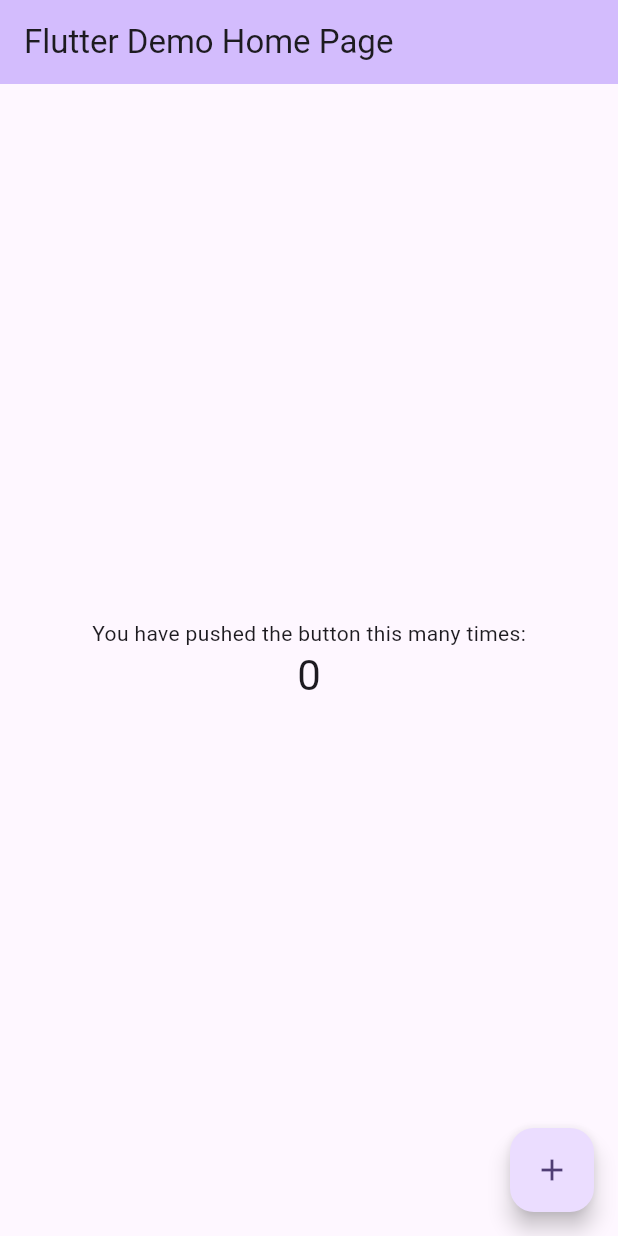
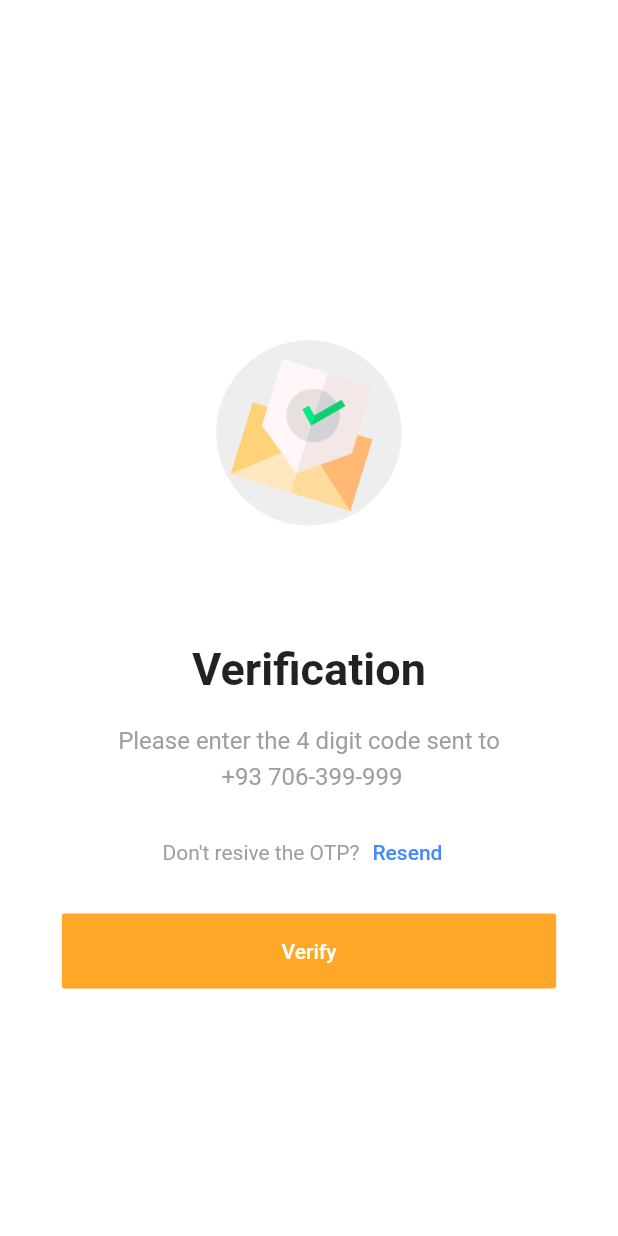
Before and after one commit to RavinduJP/OTP_Screen, a Flutter app: the screen it shows after launch, on a phone screen of 412 x 824 dp. Run offline on Flutter 3.47's test engine with Material 2 defaults, Android fonts, the phone set to English and light mode, and no system bars.

Commit message:
create varify button and verify page

```diff
--- a/lib/main.dart
+++ b/lib/main.dart
@@ -1,4 +1,5 @@
 import 'package:flutter/material.dart';
+import 'package:otp_screen/pages/otp_screen.dart';
 
 void main() {
   runApp(const MyApp());
@@ -7,119 +8,13 @@ void main() {
 class MyApp extends StatelessWidget {
   const MyApp({super.key});
 
-  // This widget is the root of your application.
   @override
   Widget build(BuildContext context) {
     return MaterialApp(
       title: 'Flutter Demo',
-      theme: ThemeData(
-        // This is the theme of your application.
-        //
-        // TRY THIS: Try running your application with "flutter run". You'll see
-        // the application has a blue toolbar. Then, without quitting the app,
-        // try changing the seedColor in the colorScheme below to Colors.green
-        // and then invoke "hot reload" (save your changes or press the "hot
-        // reload" button in a Flutter-supported IDE, or press "r" if you used
-        // the command line to start the app).
-        //
-        // Notice that the counter didn't reset back to zero; the application
-        // state is not lost during the reload. To reset the state, use hot
-        // restart instead.
-        //
-        // This works for code too, not just values: Most code changes can be
-        // tested with just a hot reload.
-        colorScheme: ColorScheme.fromSeed(seedColor: Colors.deepPurple),
-        useMaterial3: true,
-      ),
-      home: const MyHomePage(title: 'Flutter Demo Home Page'),
+      theme: ThemeData(),
+      debugShowCheckedModeBanner: false,
+      home: const OtpScreen(),
     );
   }
 }
-
-class MyHomePage extends StatefulWidget {
-  const MyHomePage({super.key, required this.title});
-
-  // This widget is the home page of your application. It is stateful, meaning
-  // that it has a State object (defined below) that contains fields that affect
-  // how it looks.
-
-  // This class is the configuration for the state. It holds the values (in this
-  // case the title) provided by the parent (in this case the App widget) and
-  // used by the build method of the State. Fields in a Widget subclass are
-  // always marked "final".
-
-  final String title;
-
-  @override
-  State<MyHomePage> createState() => _MyHomePageState();
-}
-
-class _MyHomePageState extends State<MyHomePage> {
-  int _counter = 0;
-
-  void _incrementCounter() {
-    setState(() {
-      // This call to setState tells the Flutter framework that something has
-      // changed in this State, which causes it to rerun the build method below
-      // so that the display can reflect the updated values. If we changed
-      // _counter without calling setState(), then the build method would not be
-      // called again, and so nothing would appear to happen.
-      _counter++;
-    });
-  }
-
-  @override
-  Widget build(BuildContext context) {
-    // This method is rerun every time setState is called, for instance as done
-    // by the _incrementCounter method above.
-    //
-    // The Flutter framework has been optimized to make rerunning build methods
-    // fast, so that you can just rebuild anything that needs updating rather
-    // than having to individually change instances of widgets.
-    return Scaffold(
-      appBar: AppBar(
-        // TRY THIS: Try changing the color here to a specific color (to
-        // Colors.amber, perhaps?) and trigger a hot reload to see the AppBar
-        // change color while the other colors stay the same.
-        backgroundColor: Theme.of(context).colorScheme.inversePrimary,
-        // Here we take the value from the MyHomePage object that was created by
-        // the App.build method, and use it to set our appbar title.
-        title: Text(widget.title),
-      ),
-      body: Center(
-        // Center is a layout widget. It takes a single child and positions it
-        // in the middle of the parent.
-        child: Column(
-          // Column is also a layout widget. It takes a list of children and
-          // arranges them vertically. By default, it sizes itself to fit its
-          // children horizontally, and tries to be as tall as its parent.
-          //
-          // Column has various properties to control how it sizes itself and
-          // how it positions its children. Here we use mainAxisAlignment to
-          // center the children vertically; the main axis here is the vertical
-          // axis because Columns are vertical (the cross axis would be
-          // horizontal).
-          //
-          // TRY THIS: Invoke "debug painting" (choose the "Toggle Debug Paint"
-          // action in the IDE, or press "p" in the console), to see the
-          // wireframe for each widget.
-          mainAxisAlignment: MainAxisAlignment.center,
-          children: <Widget>[
-            const Text(
-              'You have pushed the button this many times:',
-            ),
-            Text(
-              '$_counter',
-              style: Theme.of(context).textTheme.headlineMedium,
-            ),
-          ],
-        ),
-      ),
-      floatingActionButton: FloatingActionButton(
-        onPressed: _incrementCounter,
-        tooltip: 'Increment',
-        child: const Icon(Icons.add),
-      ), // This trailing comma makes auto-formatting nicer for build methods.
-    );
-  }
-}
--- /dev/null
+++ b/lib/pages/otp_screen.dart
@@ -0,0 +1,209 @@
+import 'dart:async';
+
+import 'package:flutter/material.dart';
+
+class OtpScreen extends StatefulWidget {
+  const OtpScreen({super.key});
+
+  @override
+  State<OtpScreen> createState() => _OtpScreenState();
+}
+
+class _OtpScreenState extends State<OtpScreen> {
+
+  bool _isResendAgain = false;
+  bool _isVerified = false;
+  bool _isLoading = false;
+
+  String _code = '';
+
+  late Timer _timer;
+  int _start = 60;
+  int _currentIndex = 0;
+
+  void resend() {
+    setState(() {
+      _isResendAgain = true;
+    });
+
+    const oneSec = Duration(seconds: 1);
+    _timer = new Timer.periodic(oneSec, (timer) {
+      setState(() {
+        if (_start == 0) {
+          _start = 60;
+          _isResendAgain = false;
+          timer.cancel();
+        } else {
+          _start--;
+        }
+      });
+    });
+  }
+
+  verify() {
+    setState(() {
+      _isLoading = true;
+    });
+
+    const oneSec = Duration(milliseconds: 2000);
+    _timer = new Timer.periodic(oneSec, (timer) {
+      setState(() {
+        _isLoading = false;
+        _isVerified = true;
+      });
+    });
+  }
+
+  @override
+  void initState() {
+    Timer.periodic(Duration(seconds: 5), (timer) {
+      setState(() {
+        _currentIndex++;
+
+        if (_currentIndex == 3) _currentIndex = 0;
+      });
+    });
+
+    super.initState();
+  }
+
+
+  @override
+  Widget build(BuildContext context) {
+    double width = MediaQuery.of(context).size.width;
+    double height = MediaQuery.of(context).size.height;
+    return Scaffold(
+      backgroundColor: Colors.white,
+      body: SingleChildScrollView(
+        child: Container(
+          padding: const EdgeInsets.symmetric(horizontal: 20.0),
+          height: MediaQuery.of(context).size.height,
+          width: double.infinity,
+          child: Column(
+            mainAxisAlignment: MainAxisAlignment.center,
+            crossAxisAlignment: CrossAxisAlignment.center,
+            children: [
+              Container(
+                width: width * 0.3,
+                height: height * 0.3,
+                padding: const EdgeInsets.all(20.0),
+                decoration: BoxDecoration(
+                  shape: BoxShape.circle,
+                  color: Colors.grey.shade200,
+                ),
+                child: Transform.rotate(
+                  angle: 38,
+                  child: const Image(
+                    image: AssetImage('assets/email.png'),
+                  ),
+                ),
+              ),
+              SizedBox(
+                height: height * 0.02,
+              ),
+
+              // duration: const Duration(milliseconds: 500),
+              const Text(
+                "Verification",
+                style: TextStyle(fontSize: 30, fontWeight: FontWeight.bold),
+              ),
+              SizedBox(
+                height: height * 0.02,
+              ),
+
+              // delay: const Duration(milliseconds: 500),
+              // duration: const Duration(milliseconds: 500),
+              Text(
+                "Please enter the 4 digit code sent to \n +93 706-399-999",
+                textAlign: TextAlign.center,
+                style: TextStyle(
+                    fontSize: 16, color: Colors.grey.shade500, height: 1.5),
+              ),
+              SizedBox(
+                height: height * 0.02,
+              ),
+              //    FadeInDown(
+              //     delay: Duration(milliseconds: 600),
+              //     duration: Duration(milliseconds: 500),
+              //      VerificationCode(
+              //       length: 4,
+              //       textStyle: TextStyle(fontSize: 20, color: Colors.black),
+              //       underlineColor: Colors.black,
+              //       keyboardType: TextInputType.number,
+              //       underlineUnfocusedColor: Colors.black,
+              //       onCompleted: (value) {
+              //         setState(() {
+              //           _code = value;
+              //         });
+              //       },
+              //       onEditing: (value) {},
+              //     ),
+
+              // SizedBox(height: height*0.02,),
+              // FadeInDown(
+              //   delay: Duration(milliseconds: 700),
+              //   duration: Duration(milliseconds: 500),
+              Row(
+                mainAxisAlignment: MainAxisAlignment.center,
+                children: [
+                  Text(
+                    "Don't resive the OTP?",
+                    style: TextStyle(fontSize: 14, color: Colors.grey.shade500),
+                  ),
+                  TextButton(
+                      onPressed: () {
+                        if (_isResendAgain) return;
+                        resend();
+                      },
+                      child: Text(
+                        _isResendAgain
+                            ? "Try again in " + _start.toString()
+                            : "Resend",
+                        style: TextStyle(color: Colors.blueAccent),
+                      ))
+                ],
+              ),
+              SizedBox(
+                height: height * 0.02,
+              ),
+              // FadeInDown(
+              //   delay: Duration(milliseconds: 800),
+              //   duration: Duration(milliseconds: 500),
+              MaterialButton(
+                elevation: 0,
+                onPressed: _code.length < 4
+                    ? () => {}
+                    : () {
+                        verify();
+                      },
+                color: Colors.orange.shade400,
+                minWidth: MediaQuery.of(context).size.width * 0.8,
+                height: 50,
+                child: _isLoading
+                    ? Container(
+                        width: 20,
+                        height: 20,
+                        child: const CircularProgressIndicator(
+                          backgroundColor: Colors.white,
+                          strokeWidth: 3,
+                          color: Colors.black,
+                        ),
+                      )
+                    : _isVerified
+                        ? Icon(
+                            Icons.check_circle,
+                            color: Colors.white,
+                            size: 30,
+                          )
+                        : Text(
+                            "Verify",
+                            style: TextStyle(color: Colors.white),
+                          ),
+              ),
+            ],
+          ),
+        ),
+      ),
+    );
+  }
+}
```
Also changed, not shown: pubspec.yaml (+5 -2 lines), assets/email.png (added), pubspec.lock, 1 other file.
